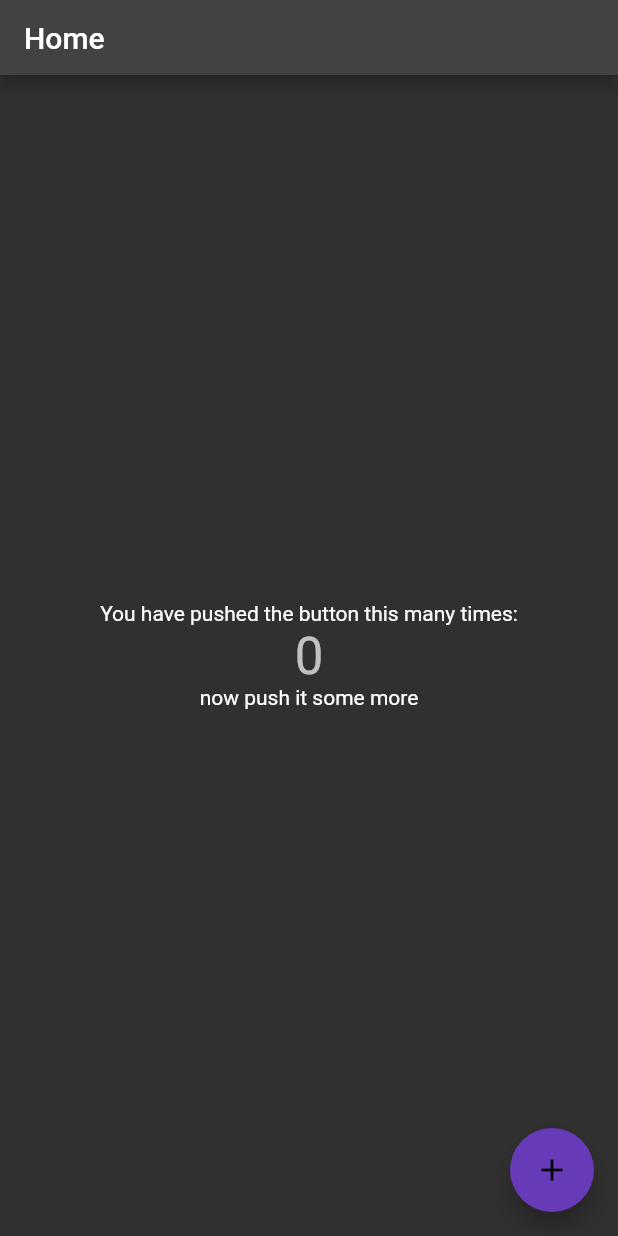
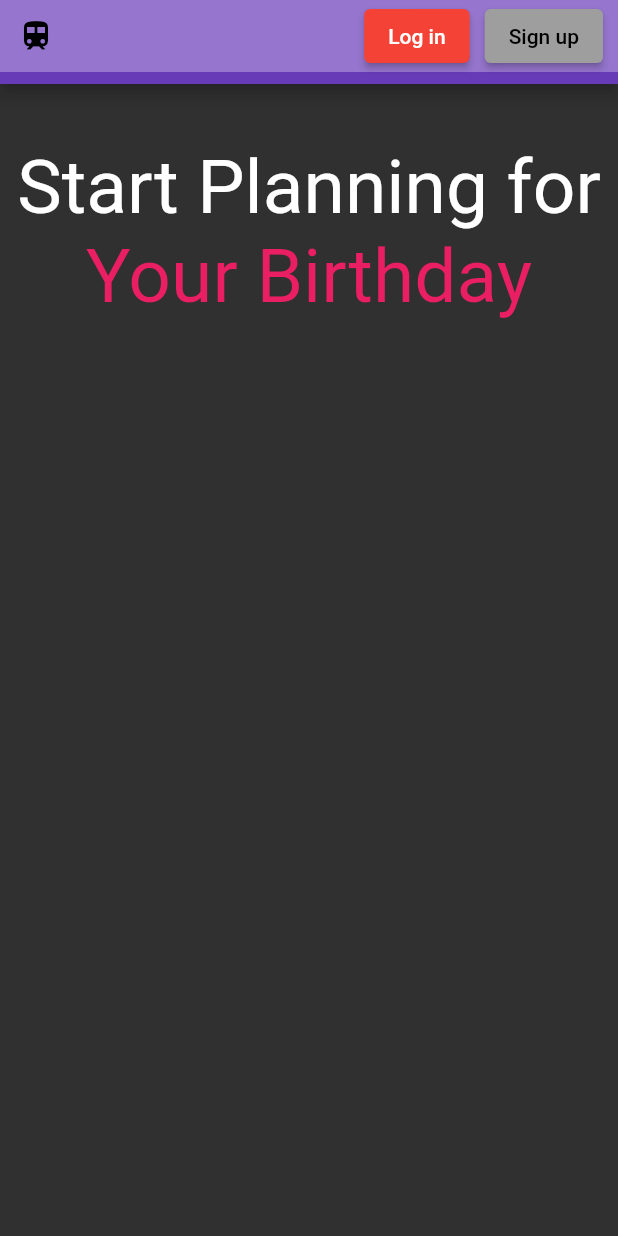
Before and after one commit to rardev/project-djinn, a Flutter app: the screen it shows after launch, on a phone screen of 412 x 824 dp. Run offline on Flutter 3.47's test engine with Material 2 defaults, Android fonts, the phone set to English and light mode, and no system bars.

Commit message:
added a home screen and buttons to get to login/signup page

```diff
--- a/lib/main.dart
+++ b/lib/main.dart
@@ -1,127 +1,25 @@
 import 'package:flutter/material.dart';
 import 'package:project_djinn/splash.dart';
+import 'package:project_djinn/pages/home.dart';
+import 'package:project_djinn/pages/logIn.dart';
+import 'package:project_djinn/pages/signUp.dart';
 
 void main() {
-  runApp(const MyApp());
-}
-
-class MyApp extends StatelessWidget {
-  const MyApp({Key? key}) : super(key: key);
-
-  // This widget is the root of your application.
-  @override
-  Widget build(BuildContext context) {
-    return MaterialApp(
-      title: 'Flutter Demo',
+  runApp(MaterialApp(
     theme: ThemeData(
-        // This is the theme of your application.
-        //
-        // Try running your application with "flutter run". You'll see the
-        // application has a blue toolbar. Then, without quitting the app, try
-        // changing the primarySwatch below to Colors.green and then invoke
-        // "hot reload" (press "r" in the console where you ran "flutter run",
-        // or simply save your changes to "hot reload" in a Flutter IDE).
-        // Notice that the counter didn't reset back to zero; the application
-        // is not restarted.
       primarySwatch: Colors.deepPurple,
     ),
     darkTheme: ThemeData(
       brightness: Brightness.dark,
     ),
     themeMode: ThemeMode.dark,
-      home: Splash(),
+    //initialRoute: '/',
+    routes: {
+      '/': (context) => Splash(),
+      '/home:': (context) => Home(),
+      '/signUp': (context) => signUp(),
+      '/logIn': (context) => logIn(),
+    },
     debugShowCheckedModeBanner: false,
-    );
+  ));
 }
-}
-
-class MyHomePage extends StatefulWidget {
-  const MyHomePage({Key? key, required this.title}) : super(key: key);
-
-  // This widget is the home page of your application. It is stateful, meaning
-  // that it has a State object (defined below) that contains fields that affect
-  // how it looks.
-
-  // This class is the configuration for the state. It holds the values (in this
-  // case the title) provided by the parent (in this case the App widget) and
-  // used by the build method of the State. Fields in a Widget subclass are
-  // always marked "final".
-
-  final String title;
-
-  @override
-  State<MyHomePage> createState() => _MyHomePageState();
-}
-
-class _MyHomePageState extends State<MyHomePage> {
-  int _counter = 0;
-
-  void _incrementCounter() {
-    setState(() {
-      // This call to setState tells the Flutter framework that something has
-      // changed in this State, which causes it to rerun the build method below
-      // so that the display can reflect the updated values. If we changed
-      // _counter without calling setState(), then the build method would not be
-      // called again, and so nothing would appear to happen.
-      _counter++;
-    });
-  }
-
-  @override
-  Widget build(BuildContext context) {
-    // This method is rerun every time setState is called, for instance as done
-    // by the _incrementCounter method above.
-    //
-    // The Flutter framework has been optimized to make rerunning build methods
-    // fast, so that you can just rebuild anything that needs updating rather
-    // than having to individually change instances of widgets.
-    return Scaffold(
-      appBar: PreferredSize(
-        preferredSize: Size.fromHeight(50),
-        child: AppBar(
-          // Here we take the value from the MyHomePage object that was created by
-          // the App.build method, and use it to set our appbar title.
-          title: Text(widget.title),
-        ),
-      ),
-
-      body: Center(
-        // Center is a layout widget. It takes a single child and positions it
-        // in the middle of the parent.
-        child: Column(
-          // Column is also a layout widget. It takes a list of children and
-          // arranges them vertically. By default, it sizes itself to fit its
-          // children horizontally, and tries to be as tall as its parent.
-          //
-          // Invoke "debug painting" (press "p" in the console, choose the
-          // "Toggle Debug Paint" action from the Flutter Inspector in Android
-          // Studio, or the "Toggle Debug Paint" command in Visual Studio Code)
-          // to see the wireframe for each widget.
-          //
-          // Column has various properties to control how it sizes itself and
-          // how it positions its children. Here we use mainAxisAlignment to
-          // center the children vertically; the main axis here is the vertical
-          // axis because Columns are vertical (the cross axis would be
-          // horizontal).
-          mainAxisAlignment: MainAxisAlignment.center,
-          children: <Widget>[
-            const Text(
-              'You have pushed the button this many times:',
-            ),
-            Text(
-              '$_counter',
-              style: Theme.of(context).textTheme.headline4,
-            ),
-            Text('now push it some more'),
-          ],
-        ),
-      ),
-      floatingActionButton: FloatingActionButton(
-        onPressed: _incrementCounter,
-        tooltip: 'Increment',
-        child: const Icon(Icons.add),
-        backgroundColor: Colors.deepPurple,
-      ), // This trailing comma makes auto-formatting nicer for build methods.
-    );
-  }
-}
--- /dev/null
+++ b/lib/pages/home.dart
@@ -0,0 +1,92 @@
+import 'package:flutter/material.dart';
+
+class Home extends StatefulWidget
+{
+  const Home({Key? key}) : super(key: key);
+
+  @override
+  State<Home> createState() => _HomeState();
+}
+
+class _HomeState extends State<Home> {
+  @override
+  Widget build(BuildContext context)
+  {
+    return Scaffold(
+      appBar: AppBar(
+        backgroundColor: Colors.deepPurple,
+        flexibleSpace: SafeArea(
+          child: Container(
+            color: Colors.deepPurple[300],
+            child: Row(
+              //mainAxisAlignment: MainAxisAlignment.spaceBetween,
+              crossAxisAlignment: CrossAxisAlignment.center,
+              children:  [
+                const IconButton(
+                  onPressed: doNothing,
+                  icon: Icon(Icons.train),
+                  color: Colors.black,
+                ),
+                Spacer(),
+                Container(
+                  margin: const EdgeInsets.fromLTRB(0.0, 0.0, 10.0, 0.0),
+                  child: ElevatedButton(
+                    onPressed: () {
+                      Navigator.pushNamed(context, '/logIn');
+                    },
+                    style: ElevatedButton.styleFrom(
+                        primary: Colors.red
+                    ),
+                    child: const Text('Log in'),
+                  ),
+                ),
+                Container(
+                  margin: const EdgeInsets.fromLTRB(0.0, 0.0, 10.0, 0.0),
+                  child: ElevatedButton(
+                    onPressed: () {
+                      Navigator.pushNamed(context, '/signUp');
+                    },
+                    style: ElevatedButton.styleFrom(
+                        primary: Colors.grey
+                    ),
+                    child: const Text('Sign up', style: TextStyle(color: Colors.black), ),
+                  ),
+                ),
+              ],
+            ),
+          ),
+        ),
+      ),
+      body: Center(
+        child: Column(
+          //mainAxisAlignment: MainAxisAlignment.center,
+          crossAxisAlignment: CrossAxisAlignment.center,
+          children: [
+            Container(
+              margin: const EdgeInsets.fromLTRB(0.0, 40.0, 0.0, 0.0),
+              child: const Text(
+                'Start Planning for',
+                style: TextStyle(
+                  color: Colors.white,
+                  fontSize: 50.0,
+                ),
+              ),
+            ),
+            const Text(
+              'Your Birthday',
+              style: TextStyle(
+                color: Colors.pink,
+                fontSize: 50.0,
+              ),
+            ),
+          ],
+        ),
+      ),
+    );
+  }
+}
+
+void doNothing()
+{
+
+}
```
Also changed, not shown: lib/pages/logIn.dart (added, +23 -0 lines), lib/pages/signUp.dart (added, +23 -0 lines), lib/splash.dart (+5 -5 lines). Lines whose indentation alone changed are shown as unchanged.
